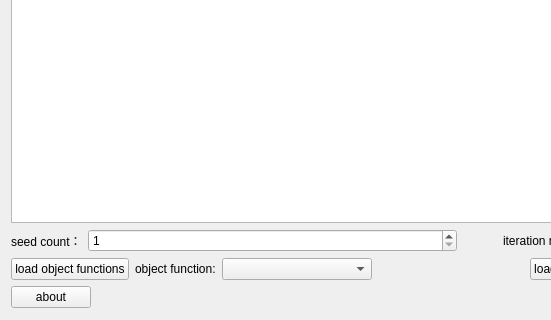
zhangliang07/DElib, file GuiTester/evomaindialog.ui: the form before one commit; both pictures show x 0 to 551 and y 197 to 517 of the 866 by 517 pixel window.
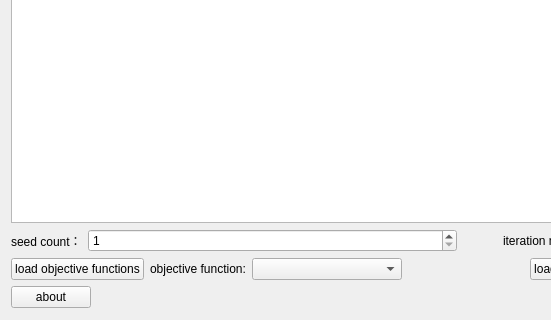
The form after the commit. Icons and pictures are not drawn.

What changed in the file:
```diff
--- a/GuiTester/evomaindialog.ui
+++ b/GuiTester/evomaindialog.ui
@@ -107,7 +107,7 @@
         <string>加载目标函数库</string>
        </property>
        <property name="text">
-        <string>load object functions</string>
+        <string>load objective functions</string>
        </property>
        <property name="icon">
         <iconset resource="resource.qrc">
@@ -118,7 +118,7 @@
      <item>
       <widget class="QLabel" name="label">
        <property name="text">
-        <string>object function:</string>
+        <string>objective function:</string>
        </property>
       </widget>
      </item>
```
